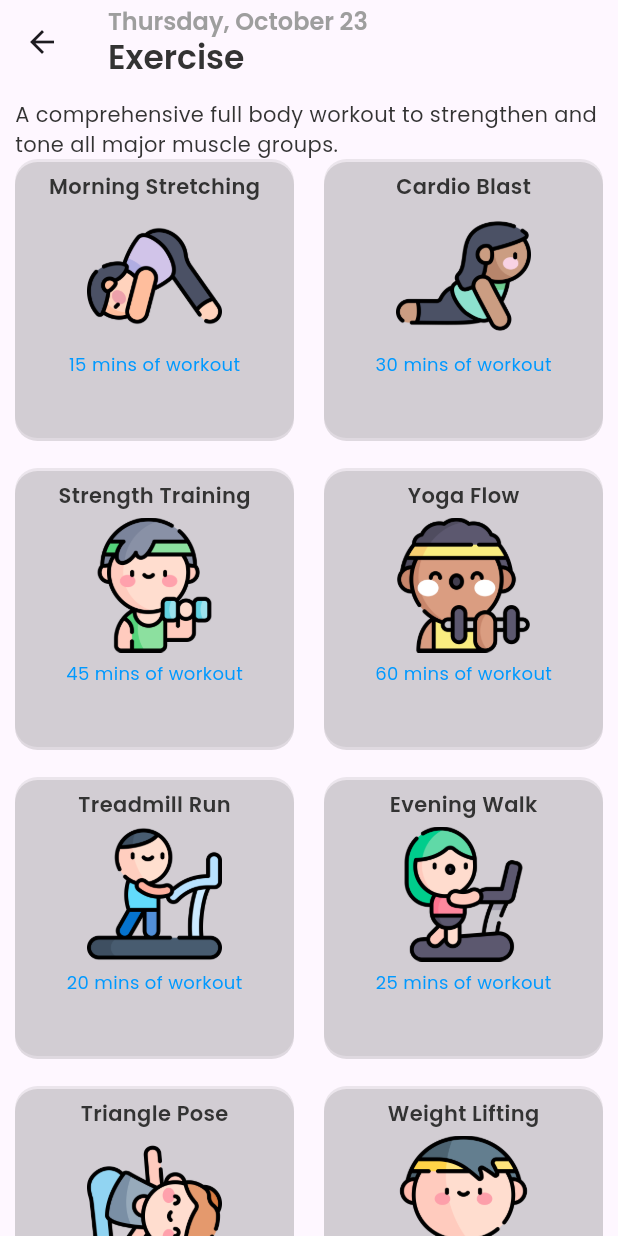
After one commit to Akilalochana/FitMind-Gym-Mobile, a Flutter app: the screen it shows after launch, after a tap on "Exercise", on a phone screen of 412 x 824 dp. The commit adds this screen. Run offline on Flutter 3.47's test engine with Material 3 defaults, Android fonts, the phone set to English and light mode, and no system bars; our stand-ins replace google_fonts.

Commit message:
Added navigation from home page to warmup page using GridView

```diff
--- /dev/null
+++ b/lib/pages/exercise_details_page.dart
@@ -0,0 +1,99 @@
+import 'package:flutter/material.dart';
+import 'package:flutter_movie_app/constants/colors.dart';
+import 'package:flutter_movie_app/constants/responsive.dart';
+import 'package:flutter_movie_app/models/exercise_model.dart';
+import 'package:flutter_movie_app/widgets/exercise_card.dart';
+import 'package:intl/intl.dart';
+
+class ExerciseDetailsPage extends StatefulWidget {
+  final String exerciseTitle;
+  final String exerciseDescription;
+  final List<Exercise> exerciseList;
+
+  const ExerciseDetailsPage({
+    super.key,
+    required this.exerciseTitle,
+    required this.exerciseDescription,
+    required this.exerciseList,
+  });
+
+  @override
+  State<ExerciseDetailsPage> createState() => _ExerciseDetailsPageState();
+}
+
+class _ExerciseDetailsPageState extends State<ExerciseDetailsPage> {
+  //create date time
+  final DateFormat formatter = DateFormat('EEEE, MMMM');
+  final DateFormat dayFormat = DateFormat('dd');
+
+  @override
+  Widget build(BuildContext context) {
+    DateTime now = DateTime.now();
+    String formattedDate = formatter.format(now);
+    String day = dayFormat.format(now);
+
+    return Scaffold(
+      appBar: AppBar(
+        title: Column(
+          crossAxisAlignment: CrossAxisAlignment.start,
+          children: [
+            Text(
+              "$formattedDate $day",
+              style: TextStyle(
+                fontSize: 16,
+                fontWeight: FontWeight.w600,
+                color: kSubtitleColor,
+              ),
+            ),
+
+            Text(
+              widget.exerciseTitle,
+              style: TextStyle(
+                fontSize: 22,
+                fontWeight: FontWeight.w600,
+                color: kMainBlackColor,
+              ),
+            ),
+          ],
+        ),
+      ),
+      body: SingleChildScrollView(
+        child: Padding(
+          padding: const EdgeInsets.all(kDefaultpadding),
+          child: Column(
+            children: [
+              Text(
+                widget.exerciseDescription,
+                style: TextStyle(
+                  fontSize: 14,
+                  fontWeight: FontWeight.normal,
+                  color: kMainBlackColor,
+                ),
+              ),
+
+              //grid views
+              GridView.builder(
+                shrinkWrap: true,
+                physics: NeverScrollableScrollPhysics(),
+                gridDelegate: SliverGridDelegateWithFixedCrossAxisCount(
+                  crossAxisCount: 2,
+                  crossAxisSpacing: 20,
+                  mainAxisSpacing: 20,
+                ),
+                itemCount: widget.exerciseList.length,
+                itemBuilder: (context, index) {
+                  Exercise exercise = widget.exerciseList[index];
+                  return ExerciseCard(
+                    title: exercise.exerciseName,
+                    imageUrl: exercise.exerciseImageUrl,
+                    description: '${exercise.noOfMinutes} of workout',
+                  );
+                },
+              ),
+            ],
+          ),
+        ),
+      ),
+    );
+  }
+}
--- a/lib/pages/home_page.dart
+++ b/lib/pages/home_page.dart
@@ -1,7 +1,11 @@
 import 'package:flutter/material.dart';
 import 'package:flutter_movie_app/constants/colors.dart';
 import 'package:flutter_movie_app/constants/responsive.dart';
+import 'package:flutter_movie_app/data/equipment_data.dart';
+import 'package:flutter_movie_app/data/ezercise_data.dart';
 import 'package:flutter_movie_app/data/user_data.dart';
+import 'package:flutter_movie_app/models/equipment_model.dart';
+import 'package:flutter_movie_app/pages/exercise_details_page.dart';
 import 'package:flutter_movie_app/widgets/exercise_card.dart';
 import 'package:flutter_movie_app/widgets/progress_card.dart';
 import 'package:intl/intl.dart';
@@ -20,6 +24,11 @@ class _HomePageState extends State<HomePage> {
 
   //user data
   final userData = user;
+
+  //exercise and equipment data
+  final exerciseList = ExerciseData().exerciseList;
+
+  final equipmentList = EquipmentData().equipmentList;
 
   @override
   Widget build(BuildContext context) {
@@ -67,34 +76,85 @@ class _HomePageState extends State<HomePage> {
                 ),
                 const SizedBox(height: 10),
 
-                const Row(
+                Row(
                   mainAxisAlignment: MainAxisAlignment.spaceBetween,
                   children: [
-                    ExerciseCard(
+                    GestureDetector(
+                      onTap: () {
+                        Navigator.push(
+                          context,
+                          MaterialPageRoute(
+                            builder:
+                                (context) => ExerciseDetailsPage(
+                                  exe rciseTitle: "warmup",
+                                  exerciseDescription:
+                                      "A comprehensive full body workout to strengthen and tone all major muscle groups.",
+                                  exerciseList: exerciseList,
+                                ),
+                          ),
+                        );
+                      },
+                      child: ExerciseCard(
                         title: "warmup",
                         imageUrl: "assets/images/exercises/dragging.png",
                         description: "see more ..",
                       ),
-                    ExerciseCard(
+                    ),
+                    GestureDetector(
+                      child: ExerciseCard(
                         title: "equipment",
                         imageUrl: "assets/images/equipments/dumbbell.png",
                         description: "see more ..",
                       ),
+                    ),
                   ],
                 ),
                 const SizedBox(height: 12),
-                const Row(
+                Row(
                   mainAxisAlignment: MainAxisAlignment.spaceBetween,
                   children: [
-                    ExerciseCard(
-                      title: "warmup",
+                    GestureDetector(
+                      onTap: () {
+                        Navigator.push(
+                          context,
+                          MaterialPageRoute(
+                            builder:
+                                (context) => ExerciseDetailsPage(
+                                  exerciseTitle: "Exercise",
+                                  exerciseDescription:
+                                      "A comprehensive full body workout to strengthen and tone all major muscle groups.",
+                                  exerciseList: exerciseList,
+                                ),
+                          ),
+                        );
+                      },
+                      child: ExerciseCard(
+                        title: "Exercise",
                         imageUrl: "assets/images/exercises/dragging.png",
                         description: "see more ..",
                       ),
-                    ExerciseCard(
-                      title: "equipment",
+                    ),
+                    GestureDetector(
+                      onTap: () {
+                        Navigator.push(
+                          context,
+                          MaterialPageRoute(
+                            builder: (context) {
+                              return ExerciseDetailsPage(
+                                exerciseTitle: "Stretching",
+                                exerciseDescription:
+                                    "Explore various gym equipments to enhance your workout experience.",
+                                exerciseList: exerciseList,
+                              );
+                            },
+                          ),
+                        );
+                      },
+                      child: ExerciseCard(
+                        title: "stretching",
                         imageUrl: "assets/images/equipments/dumbbell.png",
                         description: "see more ..",
+                      ),
                     ),
                   ],
                 ),
--- a/lib/widgets/exercise_card.dart
+++ b/lib/widgets/exercise_card.dart
@@ -31,20 +31,20 @@ class ExerciseCard extends StatelessWidget {
             Text(
               title,
               style: TextStyle(
-                fontSize: 16,
+                fontSize: 14,
                 fontWeight: FontWeight.w600,
                 color: kMainBlackColor,
               ),
             ),
             const SizedBox(height: 5),
-            Image.asset(imageUrl, width: 80, fit: BoxFit.cover),
+            Image.asset(imageUrl, width: 90, fit: BoxFit.cover),
 
             const SizedBox(height: 5),
 
             Text(
               description,
               style: TextStyle(
-                fontSize: 16,
+                fontSize: 12,
                 fontWeight: FontWeight.normal,
                 color: kMainColor,
               ),
```
Lines whose indentation alone changed are shown as unchanged.
